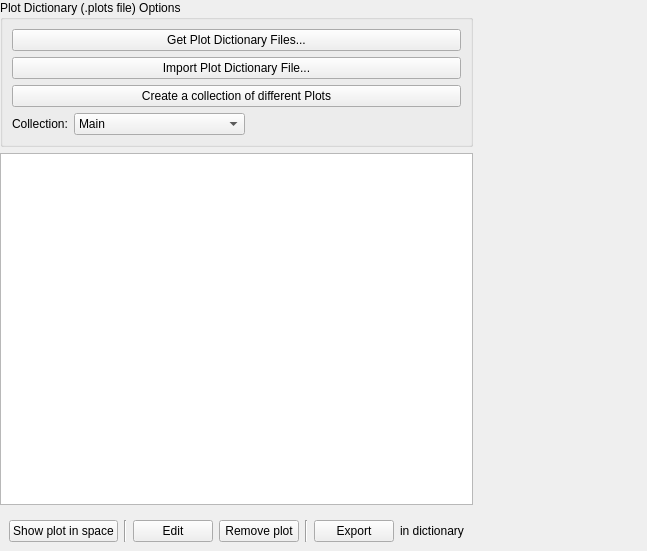
KDE/khipu, file src/dashboard.ui: the form before one commit.
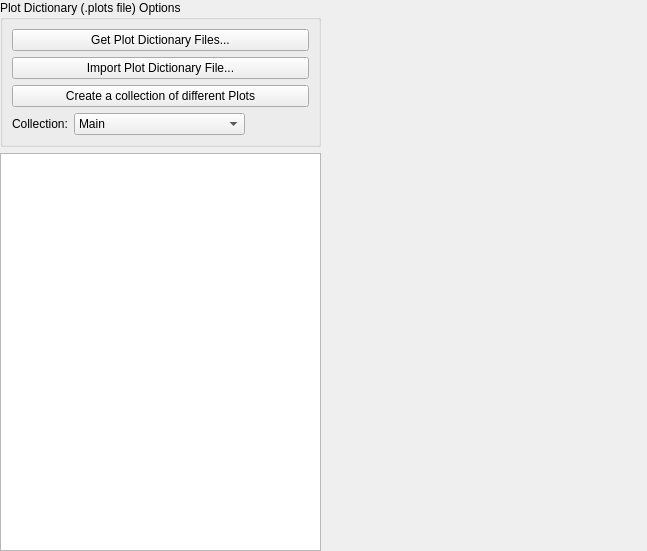
The form after the commit. The open tabs and pages were chosen to show the change. Icons and pictures are not drawn. Custom widgets are drawn as their Qt base class.

Commit message: Removed some unnecessary widgets

```diff
--- a/src/dashboard.ui
+++ b/src/dashboard.ui
@@ -229,138 +229,6 @@
             </attribute>
            </widget>
           </item>
-          <item>
-           <layout class="QHBoxLayout" name="horizontalLayout_4">
-            <item>
-             <widget class="QStackedWidget" name="plotsViewOptions">
-              <property name="sizePolicy">
-               <sizepolicy hsizetype="Preferred" vsizetype="Fixed">
-                <horstretch>0</horstretch>
-                <verstretch>0</verstretch>
-               </sizepolicy>
-              </property>
-              <property name="currentIndex">
-               <number>0</number>
-              </property>
-              <widget class="QWidget" name="page_5">
-               <layout class="QHBoxLayout" name="horizontalLayout_7">
-                <item>
-                 <widget class="QPushButton" name="pushButton">
-                  <property name="text">
-                   <string>Show plot in space</string>
-                  </property>
-                 </widget>
-                </item>
-                <item>
-                 <widget class="Line" name="line_2">
-                  <property name="orientation">
-                   <enum>Qt::Vertical</enum>
-                  </property>
-                 </widget>
-                </item>
-                <item>
-                 <widget class="QPushButton" name="editPlot">
-                  <property name="text">
-                   <string>Edit</string>
-                  </property>
-                  <property name="icon">
-                   <iconset theme="document-edit">
-                    <normaloff/>
-                   </iconset>
-                  </property>
-                 </widget>
-                </item>
-                <item>
-                 <widget class="QPushButton" name="removePlot">
-                  <property name="text">
-                   <string>Remove plot</string>
-                  </property>
-                  <property name="icon">
-                   <iconset theme="list-remove">
-                    <normaloff/>
-                   </iconset>
-                  </property>
-                 </widget>
-                </item>
-                <item>
-                 <widget class="Line" name="line">
-                  <property name="orientation">
-                   <enum>Qt::Vertical</enum>
-                  </property>
-                 </widget>
-                </item>
-                <item>
-                 <widget class="QPushButton" name="exporttodictionary">
-                  <property name="text">
-                   <string>Export</string>
-                  </property>
-                  <property name="icon">
-                   <iconset theme="arrow-up">
-                    <normaloff/>
-                   </iconset>
-                  </property>
-                 </widget>
-                </item>
-                <item>
-                 <widget class="QLabel" name="label_2">
-                  <property name="text">
-                   <string>in dictionary</string>
-                  </property>
-                 </widget>
-                </item>
-               </layout>
-              </widget>
-              <widget class="QWidget" name="page_6">
-               <layout class="QHBoxLayout" name="horizontalLayout_8">
-                <item>
-                 <widget class="QPushButton" name="exporttodictionary_2">
-                  <property name="text">
-                   <string>Import to Current Document</string>
-                  </property>
-                  <property name="icon">
-                   <iconset theme="go-bottom">
-                    <normaloff/>
-                   </iconset>
-                  </property>
-                  <property name="iconSize">
-                   <size>
-                    <width>16</width>
-                    <height>16</height>
-                   </size>
-                  </property>
-                 </widget>
-                </item>
-                <item>
-                 <spacer name="horizontalSpacer_3">
-                  <property name="orientation">
-                   <enum>Qt::Horizontal</enum>
-                  </property>
-                  <property name="sizeHint" stdset="0">
-                   <size>
-                    <width>40</width>
-                    <height>20</height>
-                   </size>
-                  </property>
-                 </spacer>
-                </item>
-                <item>
-                 <widget class="QCheckBox" name="editPlot_2">
-                  <property name="text">
-                   <string>Show Details</string>
-                  </property>
-                  <property name="icon">
-                   <iconset theme="dialog-information">
-                    <normaloff/>
-                   </iconset>
-                  </property>
-                 </widget>
-                </item>
-               </layout>
-              </widget>
-             </widget>
-            </item>
-           </layout>
-          </item>
          </layout>
         </item>
         <item>
```
The commit also changes 1 other file.
